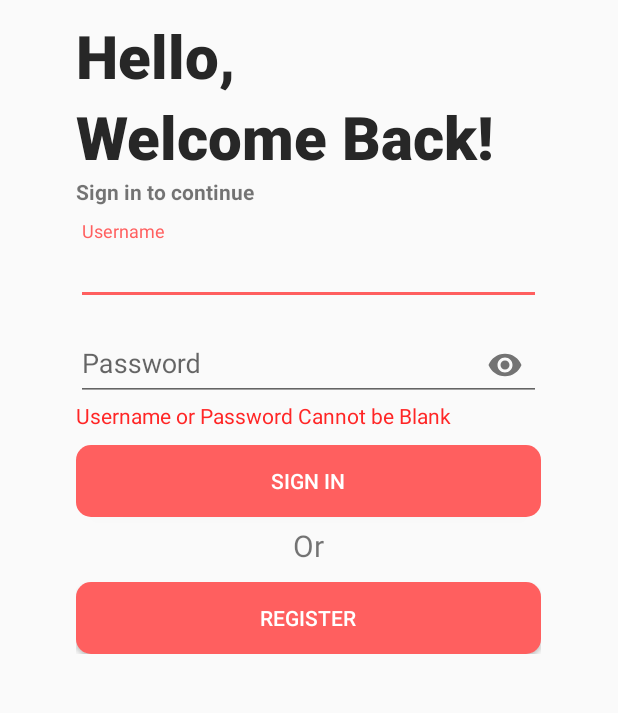
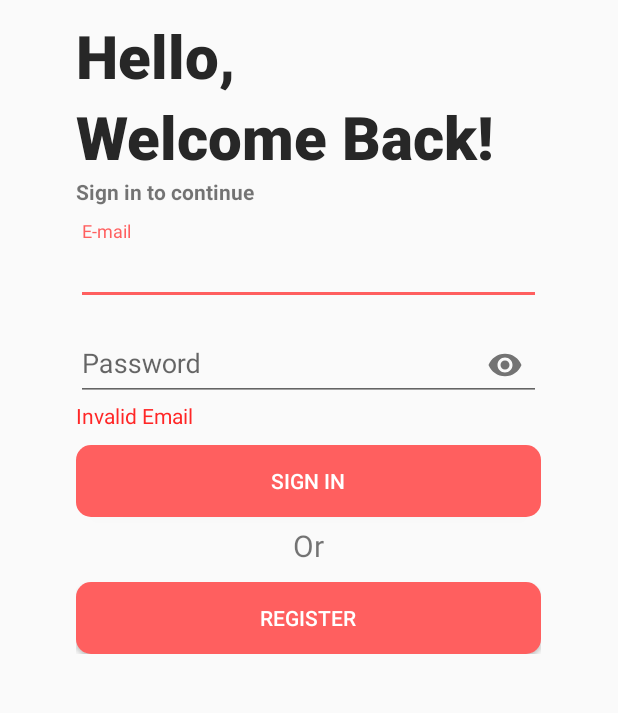
Before and after one commit to Mandar800/E-Farm, an Android app: the screen it shows after launch (Login), after a tap on "SIGN IN", on a phone screen of 412 x 824 dp, the part 366-1079 px from its top. Run offline under Robolectric (Android 15) with nearby library versions, the phone set to English and light mode, and no system bars; our stand-ins replace Volley.

Commit message:
Back Button Fixed with login with email

```diff
--- a/app/src/main/java/com/example/emandi/Login.java
+++ b/app/src/main/java/com/example/emandi/Login.java
@@ -60,7 +60,7 @@ public class Login extends AppCompatActivity {
     EditText location;
     Button signin, signup, locationButoon;
     TextView alert;
-    TextInputLayout email_lay, num_lay;
+    TextInputLayout email_lay, num_lay,user_lay;
     LinearLayoutCompat form;
     String un, pass,mail,no,add;
     public RequestQueue mQueue;
@@ -92,6 +92,7 @@ public class Login extends AppCompatActivity {
         number = findViewById(R.id.num);
         or = findViewById(R.id.or);
         hello = findViewById(R.id.hello);
+        user_lay=findViewById(R.id.Username_layout);
         welcome = findViewById(R.id.welcome);
         signintext = findViewById(R.id.signtext);
         locationButoon = findViewById(R.id.locationButton);
@@ -194,7 +195,7 @@ public class Login extends AppCompatActivity {
     }
 
     private void signup() {
-        if(email_lay.getVisibility()==View.GONE){
+        if(num_lay.getVisibility()==View.GONE){
             location.setVisibility(View.VISIBLE);
             locationButoon.setVisibility(View.VISIBLE);
             hello.setText("Hello, Welcome!");
@@ -202,6 +203,7 @@ public class Login extends AppCompatActivity {
             signintext.setText("Sign up to continue");
             email_lay.setVisibility(View.VISIBLE);
             num_lay.setVisibility(View.VISIBLE);
+            user_lay.setVisibility(View.VISIBLE);
             form.removeView(or);
             form.removeView(signin);
             form.addView(or);
@@ -267,10 +269,6 @@ public class Login extends AppCompatActivity {
                                 alert.setVisibility(View.VISIBLE);
                                 alert.setText("Email Already Exists");
                             }
-                            else if(message.equals("duplicate username")){
-                                alert.setVisibility(View.VISIBLE);
-                                alert.setText("Username Already Exists");
-                            }
                             progressDialog.dismiss();
                         } catch (JSONException e) {
 
@@ -322,11 +320,11 @@ public class Login extends AppCompatActivity {
         return matcher.matches();
     }
     private void signin() {
-        un = username.getText().toString().trim();
+        mail = email.getText().toString().trim();
         pass  = password.getText().toString().trim();
 
         if(num_lay.getVisibility()==View.VISIBLE){
-            email_lay.setVisibility(View.GONE);
+            user_lay.setVisibility(View.GONE);
             locationButoon.setVisibility(View.GONE);
             num_lay.setVisibility(View.GONE);
             form.removeView(or);
@@ -334,7 +332,6 @@ public class Login extends AppCompatActivity {
             form.addView(or);
             form.addView(signup);
             alert.setVisibility(View.GONE);
-
             location.setVisibility(View.GONE);
             hello.setText("Hello,");
             welcome.setText("Welcome Back!");
@@ -342,9 +339,13 @@ public class Login extends AppCompatActivity {
             signintext.setText("Sign in to continue");
 
         }else{
-            if(un.equals("") || pass.equals("")){
+            if(!isEmailValid(mail)){
+                alert.setText("Invalid Email");
+                alert.setVisibility(View.VISIBLE);
+            }else
+            if(mail.equals("") || pass.equals("")){
 
-                alert.setText("Username or Password Cannot be Blank");
+                alert.setText("Email or Password Cannot be Blank");
                 alert.setVisibility(View.VISIBLE);
             }else
             if(alert.getVisibility()==View.VISIBLE){
@@ -360,7 +361,7 @@ public class Login extends AppCompatActivity {
 
     private void checklogin() {
 
-        un = username.getText().toString().trim();
+        mail = email.getText().toString().trim();
         pass  = password.getText().toString().trim();
 
 
@@ -418,7 +419,7 @@ public class Login extends AppCompatActivity {
             @Override
             protected Map<String,String> getParams(){
                 HashMap<String,String> param = new HashMap<String,String>();
-                param.put("email",un);
+                param.put("email",mail);
                 param.put("password",pass);
 
                 return param;
--- a/app/src/main/java/com/example/emandi/cart_activity.java
+++ b/app/src/main/java/com/example/emandi/cart_activity.java
@@ -35,7 +35,10 @@ public class cart_activity extends AppCompatActivity {
         totalPrice.setText(Integer.toString(Price)+" Rs");
 
         String address = sharedPreferences.getString("add","");
+        String Name = sharedPreferences.getString("un","");
+        TextView cartName = findViewById(R.id.cartName);
         TextView add = findViewById(R.id.addresscart);
+        cartName.setText(Name);
         add.setText(address);
 
     }
--- a/app/src/main/res/layout/activity_login.xml
+++ b/app/src/main/res/layout/activity_login.xml
@@ -76,18 +76,20 @@
             tools:layout_editor_absoluteY="194dp" />
 
         <com.google.android.material.textfield.TextInputLayout
-
+            android:id="@+id/Username_layout"
             android:layout_width="match_parent"
             android:layout_height="wrap_content"
             android:layout_marginTop="10dp"
             tools:layout_editor_absoluteX="1dp"
-            tools:layout_editor_absoluteY="286dp">
+            tools:layout_editor_absoluteY="286dp"
+            android:visibility="gone"
+            >
 
             <com.google.android.material.textfield.TextInputEditText
                 android:id="@+id/Username"
                 android:layout_width="match_parent"
                 android:layout_height="wrap_content"
-                android:hint="Username"
+                android:hint="Name"
                 android:textColorHint="@color/colorAccent"
                 android:inputType="text" />
         </com.google.android.material.textfield.TextInputLayout>
@@ -97,7 +99,7 @@
             android:layout_height="wrap_content"
             android:layout_marginTop="10dp"
             tools:layout_editor_absoluteX="1dp"
-            android:visibility="gone"
+            android:visibility="visible"
             tools:layout_editor_absoluteY="286dp"
             android:id="@+id/emaillayout"
             android:animateLayoutChanges="true"
```
Also changed, not shown: app/src/main/java/com/example/emandi/Profile_activity.java (+7 -0 lines), app/src/main/res/layout/activity_cart_activity.xml (+9 -7 lines).
